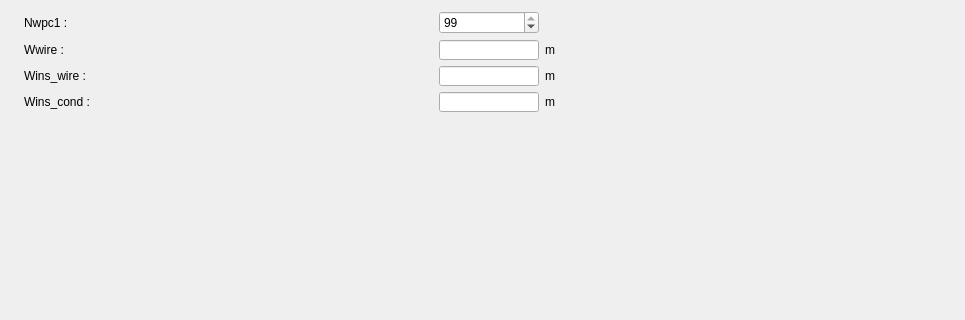
Above: pyleecan/GUI/Dialog/DMachineSetup/SWindCond/PCondType12/PCondType12.ui from Eomys/pyleecan before the change; both pictures show x 0 to 965 and y 0 to 320 of the 965 by 672 pixel window. Below: the same form after it.
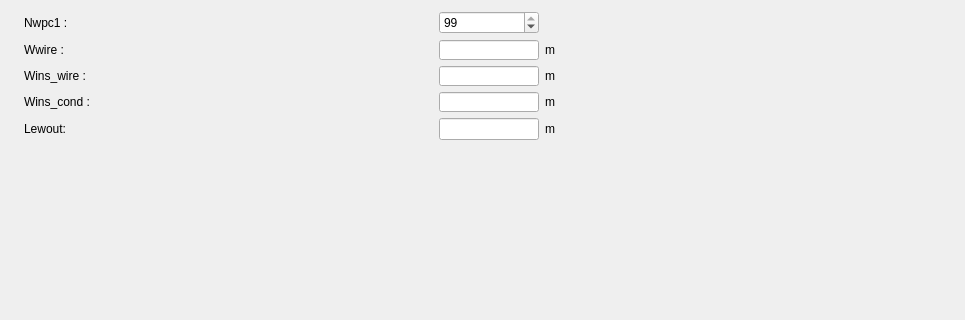
That is the form after the change. Icons and pictures are not drawn. Custom widgets are drawn as their Qt base class.

Commit message: [NF] Adding Lewout in GUI (for resistance and mass computation)

The edit to the form file:
```diff
--- a/pyleecan/GUI/Dialog/DMachineSetup/SWindCond/PCondType12/PCondType12.ui
+++ b/pyleecan/GUI/Dialog/DMachineSetup/SWindCond/PCondType12/PCondType12.ui
@@ -183,6 +183,66 @@
          </property>
         </widget>
        </item>
+       <item row="4" column="0">
+        <widget class="QLabel" name="in_Lewout">
+         <property name="minimumSize">
+          <size>
+           <width>40</width>
+           <height>0</height>
+          </size>
+         </property>
+         <property name="toolTip">
+          <string>End-winding length on one side for a half-turn</string>
+         </property>
+         <property name="whatsThis">
+          <string>End-winding length on one side for a half-turn</string>
+         </property>
+         <property name="text">
+          <string>Lewout:</string>
+         </property>
+        </widget>
+       </item>
+       <item row="4" column="1">
+        <widget class="FloatEdit" name="lf_Lewout">
+         <property name="minimumSize">
+          <size>
+           <width>50</width>
+           <height>0</height>
+          </size>
+         </property>
+         <property name="maximumSize">
+          <size>
+           <width>100</width>
+           <height>100</height>
+          </size>
+         </property>
+         <property name="toolTip">
+          <string>End-winding length on one side for a half-turn</string>
+         </property>
+         <property name="whatsThis">
+          <string>End-winding length on one side for a half-turn</string>
+         </property>
+        </widget>
+       </item>
+       <item row="4" column="2">
+        <widget class="QLabel" name="unit_Lewout">
+         <property name="minimumSize">
+          <size>
+           <width>0</width>
+           <height>0</height>
+          </size>
+         </property>
+         <property name="toolTip">
+          <string>End-winding length on one side for a half-turn</string>
+         </property>
+         <property name="whatsThis">
+          <string>End-winding length on one side for a half-turn</string>
+         </property>
+         <property name="text">
+          <string>m</string>
+         </property>
+        </widget>
+       </item>
       </layout>
      </item>
      <item>
```
Left out of the diff: 2 changed lines with no effect on the pictures. The commit also changes 5 other files.
